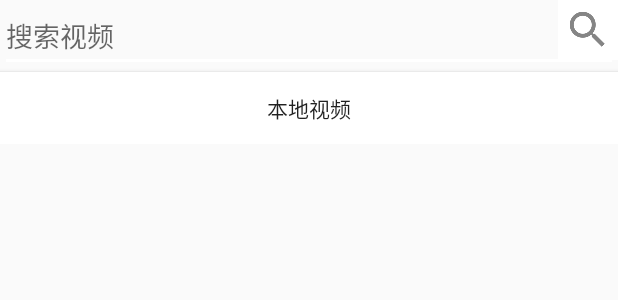
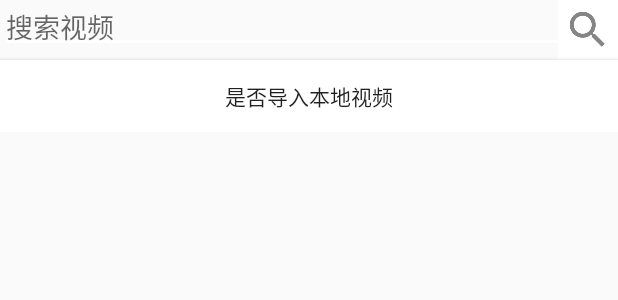
Before and after one commit to zhang-yongjiang/ifsmile, an Android app: the layout fragment_main_list.xml on its own in the app's theme, with its tools: preview values and no code run, on a phone screen of 412 x 824 dp. Shown: the top 300 px of the screen. Run offline under Robolectric (Android 15) with nearby library versions, the phone set to English and light mode, and no system bars.

Commit message:
12.2.1 commit

```diff
--- a/app/src/main/res/layout/fragment_main_list.xml
+++ b/app/src/main/res/layout/fragment_main_list.xml
@@ -16,6 +16,7 @@
             <EditText
                 android:layout_width="match_parent"
                 android:layout_height="wrap_content"
+                android:padding="4dp"
                 android:hint="@string/search_video"/>
             <ImageButton
                 android:id="@+id/search_video_button"
--- a/app/src/main/res/values/strings.xml
+++ b/app/src/main/res/values/strings.xml
@@ -1,6 +1,6 @@
 <resources>
     <string name="app_name">IfSmile</string>
-    <string name="my_video">本地视频</string>
+    <string name="my_video">是否导入本地视频</string>
     <string name="my_music">本地音乐</string>
     <string name="view_source_video">还没有任何视频,现在导入</string>
     <string name="return_parent_activity">返回</string>
```
